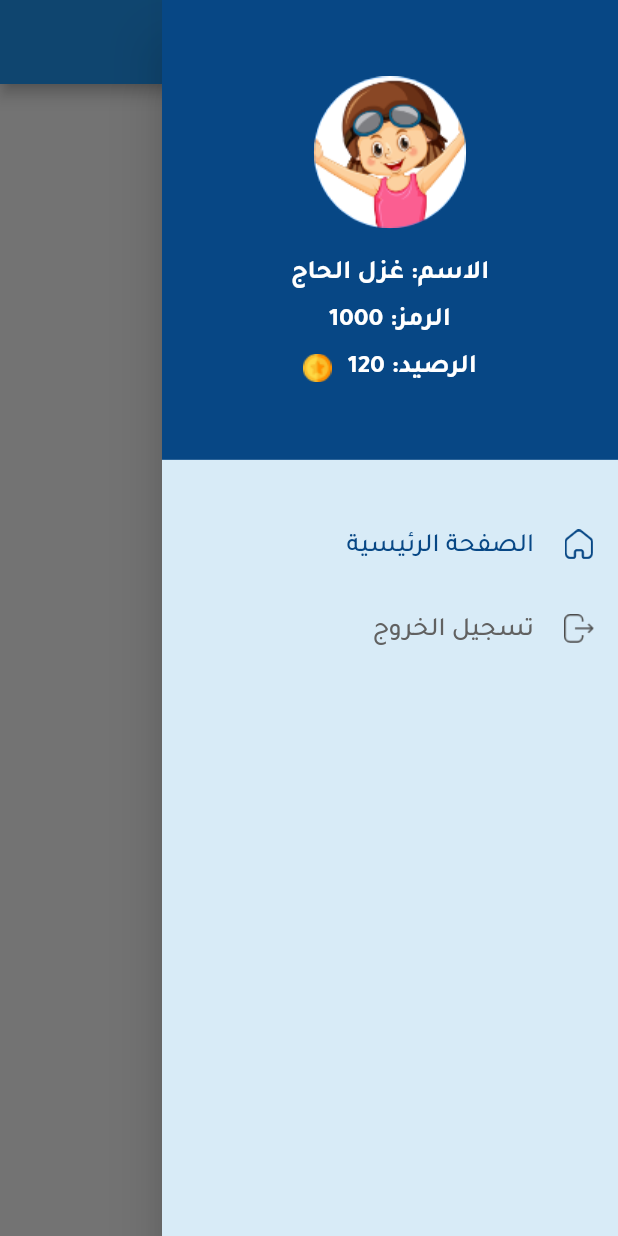
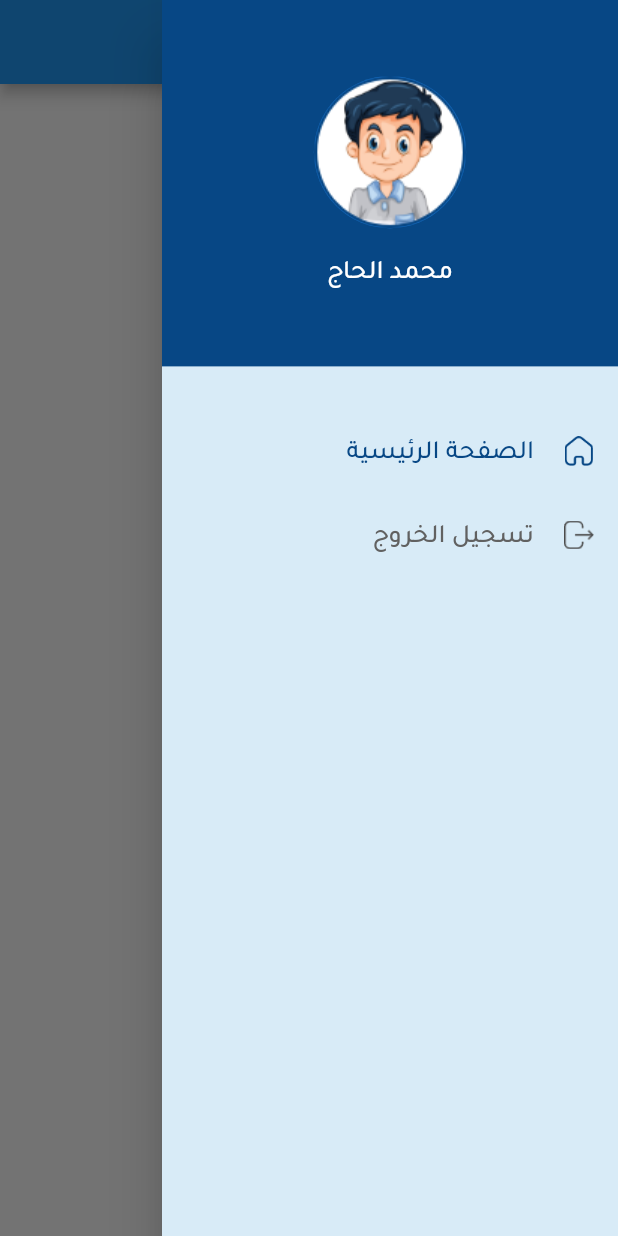
Before and after one commit to yasmeenaothman/YallaNjoomProject, a Flutter app: the screen it shows after launch, with the side drawer open, on a phone screen of 412 x 824 dp. Run offline on Flutter 3.47's test engine with Material 2 defaults, Android fonts, the phone set to English and light mode, and no system bars; our stand-ins replace flutter_screenutil, pin_code_fields.

Commit message:
commits after adding buttons

```diff
--- a/lib/home_page.dart
+++ b/lib/home_page.dart
@@ -4,7 +4,9 @@ import 'package:pin_code_fields/pin_code_fields.dart';
 import 'package:yalla_njoom/widgets/arithmetic_operation_widget.dart';
 import 'package:yalla_njoom/widgets/bravo_dialog.dart';
 import 'package:yalla_njoom/widgets/custom_dialog.dart';
+import 'package:yalla_njoom/widgets/default_elevated_button.dart';
 import 'package:yalla_njoom/widgets/letter_cart.dart';
+import 'package:yalla_njoom/widgets/user_code_dialog.dart';
 
 class MyHomePage extends StatefulWidget {
   const MyHomePage({
@@ -19,8 +21,8 @@ class _MyHomePageState extends State<MyHomePage> {
   final String name = 'غزل الحاج';
   final String code = '1000';
   final String coins = '120';
-  final bool isParent = false;
-  final bool isFemale = true;
+  final bool isParent = true;
+  final bool isFemale = false;
   @override
   Widget build(BuildContext context) {
     ThemeData theme = Theme.of(context);
@@ -40,12 +42,7 @@ class _MyHomePageState extends State<MyHomePage> {
                 showDialog(
                     context: context,
                     builder: (ctx) {
-                      return CustomDialog(
-                        text: 'أدخل الرمز الخاص بك:',
-                        widget: pinCodeCustomDialogWidget(theme),
-                        imagePath: 'assets/images/smiling_star.png',
-                        crossAxisAlignment: CrossAxisAlignment.start,
-                      );
+                      return UserCodeDialog(code: 1000);
                     });
               },
             ),
@@ -75,14 +72,14 @@ class _MyHomePageState extends State<MyHomePage> {
                 Text(
                   'محمد الحاج',
                   style:
-                      theme.textTheme.headline2!.copyWith(color: Colors.white),
+                      theme.textTheme.headline3!.copyWith(color: Colors.white),
                 ),
               if (!isParent)
                 Column(
                   children: [
                     Text(
                       'الاسم: $name',
-                      style: theme.textTheme.headline2!
+                      style: theme.textTheme.headline3!
                           .copyWith(color: Colors.white),
                     ),
                     SizedBox(
@@ -90,7 +87,7 @@ class _MyHomePageState extends State<MyHomePage> {
                     ),
                     Text(
                       'الرمز: $code',
-                      style: theme.textTheme.headline2!
+                      style: theme.textTheme.headline3!
                           .copyWith(color: Colors.white),
                     ),
                     SizedBox(
@@ -101,7 +98,7 @@ class _MyHomePageState extends State<MyHomePage> {
                       children: [
                         Text(
                           'الرصيد: $coins',
-                          style: theme.textTheme.headline2!
+                          style: theme.textTheme.headline3!
                               .copyWith(color: Colors.white),
                         ),
                         SizedBox(width: 10.w),
@@ -169,7 +166,11 @@ class _MyHomePageState extends State<MyHomePage> {
           ),
           GestureDetector(
             onTap: () {},
-            child: Image.asset('assets/images/forward_arrow.png'),
+            child: Image.asset(
+              'assets/images/yellow_arrow.png',
+              width: 55.w,
+              height: 48.h,
+            ),
           )
         ],
       );
@@ -184,27 +185,31 @@ class _MyHomePageState extends State<MyHomePage> {
       Row(
         children: [
           Expanded(
-              child: ElevatedButton(
+              child: DefaultElevatedButton(
+            width: 0,
+            height: 44.h,
+            radius: 12.r,
             onPressed: confirmButtonFun,
             child: Text(
               confirmButtonText,
-                    style: theme.textTheme.headline3!
-                        .copyWith(color: Colors.white),
-                  ))),
-          const SizedBox(
-            width: 20,
+              style: theme.textTheme.headline3!.copyWith(color: Colors.white),
+            ),
+          )),
+          SizedBox(
+            width: 20.w,
           ),
           Expanded(
-              child: ElevatedButton(
-                  style: ButtonStyle(
-                      backgroundColor: MaterialStateColor.resolveWith(
-                          (states) => theme.colorScheme.secondary)),
-                  onPressed: cancelButtonFun,
+              child: DefaultElevatedButton(
+            width: 0,
+            height: 44.h,
+            radius: 12.r,
             child: Text(
               cancelButtonText,
-                    style:
-                        theme.textTheme.headline3!.copyWith(color: Colors.red),
-                  ))),
+              style: theme.textTheme.headline3!.copyWith(color: Colors.red),
+            ),
+            onPressed: cancelButtonFun,
+            bgColor: theme.colorScheme.secondary,
+          )),
         ],
       );
 
@@ -237,6 +242,7 @@ class _MyHomePageState extends State<MyHomePage> {
 }
   /**CustomDialog(
                         text: 'هل لديك حساب؟',
+                        spaceBeforeWidget: 20.h,
                         widget: confirmButtonsCustomDialogWidget(
                           theme: theme,
                           confirmButtonFun: () {},
@@ -251,6 +257,7 @@ class _MyHomePageState extends State<MyHomePage> {
   /**
   * CustomDialog(
                         text: 'أدخل الرمز الخاص بك',
+                        spaceBeforeWidget: 10.h,
                         widget: pinCodeCustomDialogWidget(theme),
                         imagePath: 'assets/images/smiling_star.png',
                         crossAxisAlignment: CrossAxisAlignment.start,
@@ -260,6 +267,7 @@ class _MyHomePageState extends State<MyHomePage> {
   /**
    * CustomDialog(
                         text: 'الرمز خاطئ',
+                        spaceBeforeWidget: 20.h,
                         widget: confirmButtonsCustomDialogWidget(
                           theme: theme,
                           confirmButtonFun: () {},
@@ -273,8 +281,9 @@ class _MyHomePageState extends State<MyHomePage> {
    */
 
   /**
-   * CustomDialog(
+   *  CustomDialog(
                         text: 'الإجابة خاطئة',
+                        spaceBeforeWidget: 20.h,
                         widget: confirmButtonsCustomDialogWidget(
                           theme: theme,
                           confirmButtonFun: () {},
```
Also changed, not shown: lib/widgets/arithmetic_operation_widget.dart (+4 -5 lines), lib/widgets/custom_dialog.dart (+22 -15 lines), lib/widgets/default_elevated_button.dart (added, +41 -0 lines), lib/widgets/user_code_dialog.dart (+23 -20 lines), assets/images/code_dialog.png, assets/images/forward_arrow.png (deleted), assets/images/yellow_arrow.png (added). Lines whose indentation alone changed are shown as unchanged.
